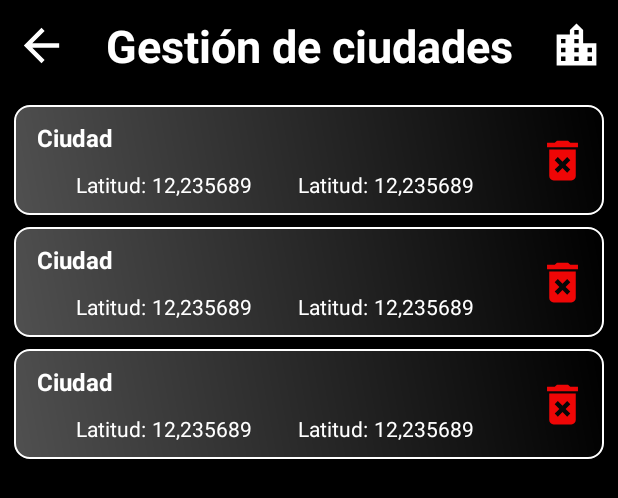
After one commit to Jmarser/WatherApp_java, an Android app: the layout activity_city_management.xml on its own in the app's theme, with its tools: preview values and no code run, on a phone screen of 412 x 824 dp. The commit adds this screen. Shown: the top 498 px of the screen. Run offline under Robolectric (Android 15) with nearby library versions, the phone set to English and light mode, and no system bars.

Commit message:
Gestion de ciudades
Vista en la que se muestran las ciudades de la sharedpreferences y se pueden eliminar

```diff
--- a/app/src/main/AndroidManifest.xml
+++ b/app/src/main/AndroidManifest.xml
@@ -17,6 +17,9 @@
         android:theme="@style/Theme.WeatherApp_java"
         tools:targetApi="31">
         <activity
+            android:name=".cityManagement.view.CityManagementActivity"
+            android:exported="false" />
+        <activity
             android:name=".forecast.view.ForecastActivity"
             android:exported="false" />
         <activity
--- a/app/src/main/java/com/jmarser/weatherapp_java/di/appComponent/AppComponent.java
+++ b/app/src/main/java/com/jmarser/weatherapp_java/di/appComponent/AppComponent.java
@@ -1,5 +1,6 @@
 package com.jmarser.weatherapp_java.di.appComponent;
 
+import com.jmarser.weatherapp_java.cityManagement.view.CityManagementActivity;
 import com.jmarser.weatherapp_java.di.appModule.AppModule;
 import com.jmarser.weatherapp_java.di.appModule.SharedPreferencesModule;
 import com.jmarser.weatherapp_java.forecast.view.ForecastActivity;
@@ -22,4 +23,6 @@ public interface AppComponent {
     void inject(WeatherFragment weatherFragment);
 
     void inject(ForecastActivity forecastActivity);
+
+    void inject(CityManagementActivity cityManagementActivity);
 }
--- a/app/src/main/java/com/jmarser/weatherapp_java/main/view/MainActivity.java
+++ b/app/src/main/java/com/jmarser/weatherapp_java/main/view/MainActivity.java
@@ -33,6 +33,7 @@ import com.google.gson.reflect.TypeToken;
 import com.jmarser.weatherapp_java.R;
 import com.jmarser.weatherapp_java.api.models.DatosCiudad;
 import com.jmarser.weatherapp_java.api.models.WeatherBase;
+import com.jmarser.weatherapp_java.cityManagement.view.CityManagementActivity;
 import com.jmarser.weatherapp_java.databinding.ActivityMainBinding;
 import com.jmarser.weatherapp_java.di.appComponent.AppComponent;
 import com.jmarser.weatherapp_java.di.appComponent.DaggerAppComponent;
@@ -161,6 +162,7 @@ public class MainActivity extends AppCompatActivity implements SearchView.OnQuer
 
             if (itemId == R.id.menu_ciudades) {
                 ToastMessage("Gestión de ciudades");
+                startActivity(new Intent(MainActivity.this, CityManagementActivity.class));
                 return true;
             }
 
--- /dev/null
+++ b/app/src/main/res/drawable/ic_delete.xml
@@ -0,0 +1,5 @@
+<vector android:height="24dp" android:tint="#000000"
+    android:viewportHeight="24" android:viewportWidth="24"
+    android:width="24dp" xmlns:android="http://schemas.android.com/apk/res/android">
+    <path android:fillColor="@android:color/white" android:pathData="M6,19c0,1.1 0.9,2 2,2h8c1.1,0 2,-0.9 2,-2L18,7L6,7v12zM8.46,11.88l1.41,-1.41L12,12.59l2.12,-2.12 1.41,1.41L13.41,14l2.12,2.12 -1.41,1.41L12,15.41l-2.12,2.12 -1.41,-1.41L10.59,14l-2.13,-2.12zM15.5,4l-1,-1h-5l-1,1L5,4v2h14L19,4z"/>
+</vector>
--- /dev/null
+++ b/app/src/main/res/layout/activity_city_management.xml
@@ -0,0 +1,71 @@
+<?xml version="1.0" encoding="utf-8"?>
+<androidx.constraintlayout.widget.ConstraintLayout xmlns:android="http://schemas.android.com/apk/res/android"
+    xmlns:app="http://schemas.android.com/apk/res-auto"
+    xmlns:tools="http://schemas.android.com/tools"
+    android:layout_width="match_parent"
+    android:layout_height="match_parent"
+    tools:context=".cityManagement.view.CityManagementActivity"
+    android:background="#000000">
+
+
+        <ImageView
+            android:id="@+id/btn_back_cities"
+            android:layout_width="35dp"
+            android:layout_height="35dp"
+            android:src="@drawable/ic_arrow_back"
+            android:layout_marginStart="10dp"
+            app:tint="@color/white"
+            app:layout_constraintStart_toStartOf="parent"
+            app:layout_constraintTop_toTopOf="@+id/tv_cabecera_cities"
+            app:layout_constraintBottom_toBottomOf="@+id/tv_cabecera_cities"/>
+
+        <TextView
+            android:id="@+id/tv_cabecera_cities"
+            android:layout_width="wrap_content"
+            android:layout_height="wrap_content"
+            android:text="Gestión de ciudades"
+            android:textAlignment="center"
+            android:textSize="30sp"
+            android:textColor="@color/white"
+            android:textStyle="bold"
+            android:layout_marginVertical="10dp"
+            app:layout_constraintTop_toTopOf="parent"
+            app:layout_constraintStart_toEndOf="@+id/btn_back_cities"
+            app:layout_constraintEnd_toStartOf="@+id/icon_cities"
+            app:layout_constraintBottom_toTopOf="@+id/rv_cities"/>
+
+        <ImageView
+            android:id="@+id/icon_cities"
+            android:layout_width="35dp"
+            android:layout_height="35dp"
+            android:src="@drawable/ic_cities"
+            android:layout_marginEnd="10dp"
+            app:tint="@color/white"
+            app:layout_constraintEnd_toEndOf="parent"
+            app:layout_constraintTop_toTopOf="@+id/tv_cabecera_cities"
+            app:layout_constraintBottom_toBottomOf="@+id/tv_cabecera_cities"/>
+
+    <androidx.recyclerview.widget.RecyclerView
+        android:id="@+id/rv_cities"
+        android:layout_width="match_parent"
+        android:layout_height="0dp"
+        tools:listitem="@layout/item_city_row"
+        android:padding="5dp"
+        app:layout_constraintTop_toBottomOf="@+id/tv_cabecera_cities"
+        app:layout_constraintEnd_toEndOf="parent"
+        app:layout_constraintStart_toStartOf="parent"
+        app:layout_constraintBottom_toBottomOf="parent"/>
+
+    <TextView
+        android:id="@+id/empty_cities"
+        android:layout_width="wrap_content"
+        android:layout_height="wrap_content"
+        android:visibility="gone"
+        android:text="No hay ciudades almacenadas"
+        android:textSize="26sp"
+        android:textColor="@color/white"
+        app:layout_constraintBottom_toBottomOf="parent"
+        app:layout_constraintStart_toStartOf="parent"
+        app:layout_constraintEnd_toEndOf="parent"
+        app:layout_constraintTop_toBottomOf="@+id/tv_cabecera_cities"/>
+</androidx.constraintlayout.widget.ConstraintLayout>
--- /dev/null
+++ b/app/src/main/res/layout/item_city_row.xml
@@ -0,0 +1,95 @@
+<?xml version="1.0" encoding="utf-8"?>
+<FrameLayout xmlns:android="http://schemas.android.com/apk/res/android"
+    android:layout_width="match_parent"
+    android:layout_height="wrap_content"
+    xmlns:app="http://schemas.android.com/apk/res-auto"
+    android:background="@drawable/glass_morphing_with_stroke"
+    android:layout_margin="4dp">
+
+    <androidx.constraintlayout.widget.ConstraintLayout
+        android:layout_width="match_parent"
+        android:layout_height="match_parent">
+
+        <TextView
+            android:id="@+id/tv_city_row"
+            android:layout_width="0dp"
+            android:layout_height="wrap_content"
+            android:text="@string/city_prueba"
+            android:textColor="@color/white"
+            android:textSize="16sp"
+            android:textStyle="bold"
+            android:padding="5dp"
+            android:layout_marginTop="5dp"
+            android:layout_marginHorizontal="10dp"
+            app:layout_constraintTop_toTopOf="parent"
+            app:layout_constraintEnd_toStartOf="@id/btn_deleteCity"
+            app:layout_constraintStart_toStartOf="parent"/>
+
+        <LinearLayout
+            android:id="@+id/ll_latitude"
+            android:layout_width="wrap_content"
+            android:layout_height="wrap_content"
+            android:orientation="horizontal"
+            android:padding="5dp"
+            android:layout_marginBottom="5dp"
+            android:layout_marginStart="16dp"
+            app:layout_constraintStart_toStartOf="parent"
+            app:layout_constraintTop_toBottomOf="@+id/tv_city_row"
+            app:layout_constraintBottom_toBottomOf="parent"
+            app:layout_constraintEnd_toStartOf="@+id/ll_longitud">
+
+            <TextView
+                android:layout_width="wrap_content"
+                android:layout_height="wrap_content"
+                android:layout_marginEnd="4dp"
+                android:text="Latitud:"
+                android:textColor="@color/white"/>
+            <TextView
+                android:id="@+id/tv_latitud_row"
+                android:layout_width="wrap_content"
+                android:layout_height="wrap_content"
+                android:text="@string/coord_prueba"
+                android:textColor="@color/white"/>
+        </LinearLayout>
+
+        <LinearLayout
+            android:id="@+id/ll_longitud"
+            android:layout_width="wrap_content"
+            android:layout_height="wrap_content"
+            android:orientation="horizontal"
+            android:layout_marginEnd="16dp"
+            android:layout_marginBottom="5dp"
+            android:padding="5dp"
+            app:layout_constraintEnd_toStartOf="@+id/btn_deleteCity"
+            app:layout_constraintTop_toBottomOf="@+id/tv_city_row"
+            app:layout_constraintBottom_toBottomOf="parent"
+            app:layout_constraintStart_toEndOf="@+id/ll_latitude">
+
+            <TextView
+                android:layout_width="wrap_content"
+                android:layout_height="wrap_content"
+                android:layout_marginEnd="4dp"
+                android:text="Latitud:"
+                android:textColor="@color/white"/>
+            <TextView
+                android:id="@+id/tv_longitud_row"
+                android:layout_width="wrap_content"
+                android:layout_height="wrap_content"
+                android:text="@string/coord_prueba"
+                android:textColor="@color/white"/>
+        </LinearLayout>
+
+        <ImageView
+            android:id="@+id/btn_deleteCity"
+            android:layout_width="35dp"
+            android:layout_height="35dp"
+            android:layout_marginEnd="10dp"
+            android:src="@drawable/ic_delete"
+            app:tint="#EF0606"
+            app:layout_constraintTop_toTopOf="parent"
+            app:layout_constraintBottom_toBottomOf="parent"
+            app:layout_constraintEnd_toEndOf="parent"/>
+
+    </androidx.constraintlayout.widget.ConstraintLayout>
+
+</FrameLayout>
--- a/app/src/main/res/values/strings.xml
+++ b/app/src/main/res/values/strings.xml
@@ -25,6 +25,7 @@
     <string name="uvi_prueba">10</string>
     <string name="visibility_prueba">10km</string>
     <string name="dia">Día prueba, 22:30</string>
+    <string name="coord_prueba">12,235689</string>
 
     <!-- TODO: textos fragment weather -->
     <string name="pronostico_horas">Previsión prox. horas</string>
```
Also changed, not shown: app/src/main/java/com/jmarser/weatherapp_java/cityManagement/adapters/CitiesAdapter.java (added, +68 -0 lines), app/src/main/java/com/jmarser/weatherapp_java/cityManagement/view/CityManagementActivity.java (added, +112 -0 lines), app/src/main/java/com/jmarser/weatherapp_java/di/appModule/AppModule.java (+15 -0 lines).
